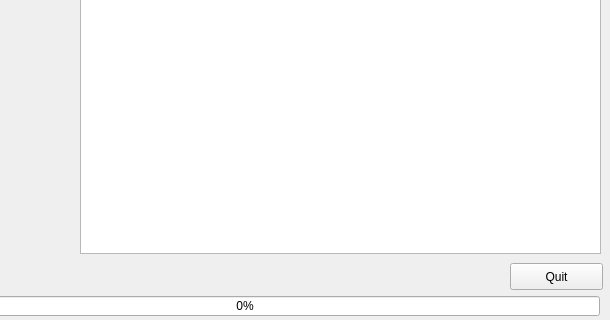
Above: flasher.ui from showp1984/bricked-installer before the change; both pictures show x 120 to 730 and y 196 to 516 of the 730 by 516 pixel window. Below: the same form after it.
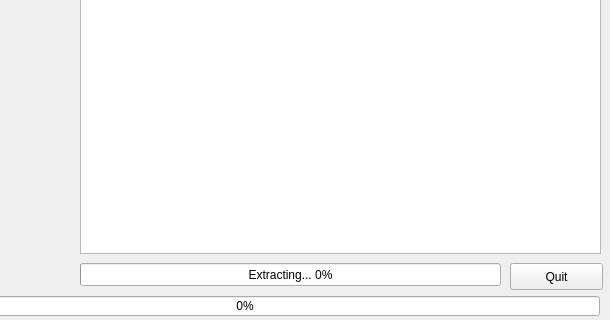
That is the form after the change. Icons and pictures are not drawn.

Commit message: flasher: add extract progress bar

Patch:
```diff
--- a/flasher.ui
+++ b/flasher.ui
@@ -187,6 +187,25 @@
      <bool>true</bool>
     </property>
    </widget>
+   <widget class="QProgressBar" name="bar_extract">
+    <property name="geometry">
+     <rect>
+      <x>200</x>
+      <y>440</y>
+      <width>421</width>
+      <height>23</height>
+     </rect>
+    </property>
+    <property name="value">
+     <number>0</number>
+    </property>
+    <property name="invertedAppearance">
+     <bool>false</bool>
+    </property>
+    <property name="format">
+     <string>Extracting... %p%</string>
+    </property>
+   </widget>
   </widget>
   <widget class="QMenuBar" name="menubar">
    <property name="geometry">
```
The commit also changes 2 other files.
